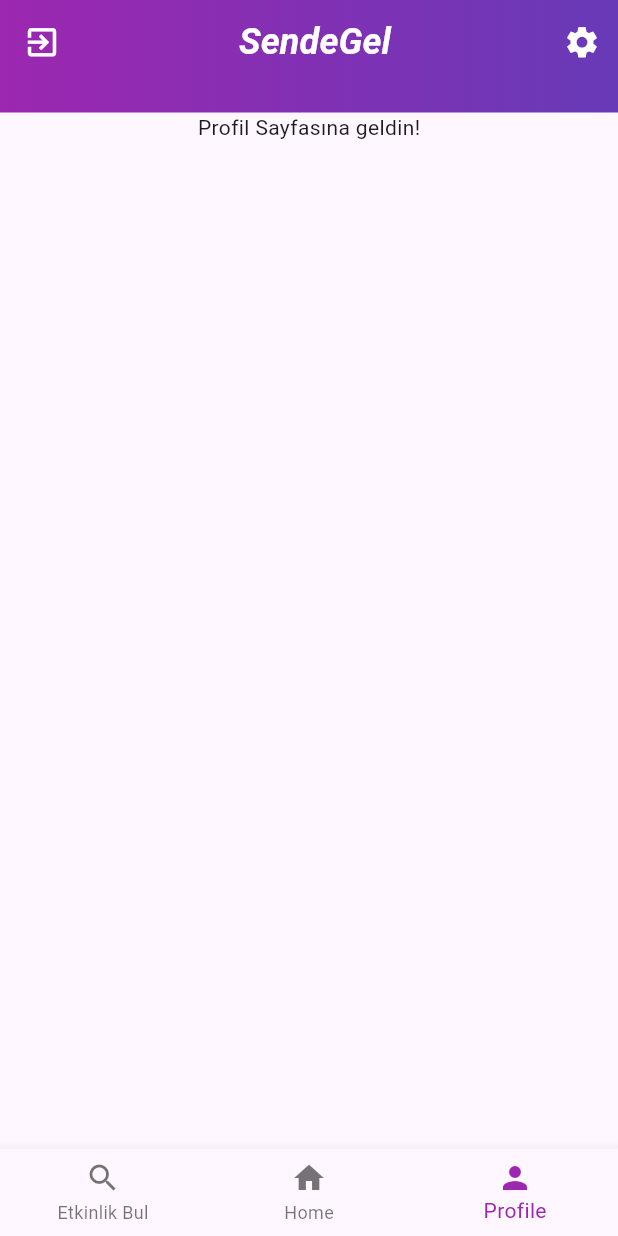
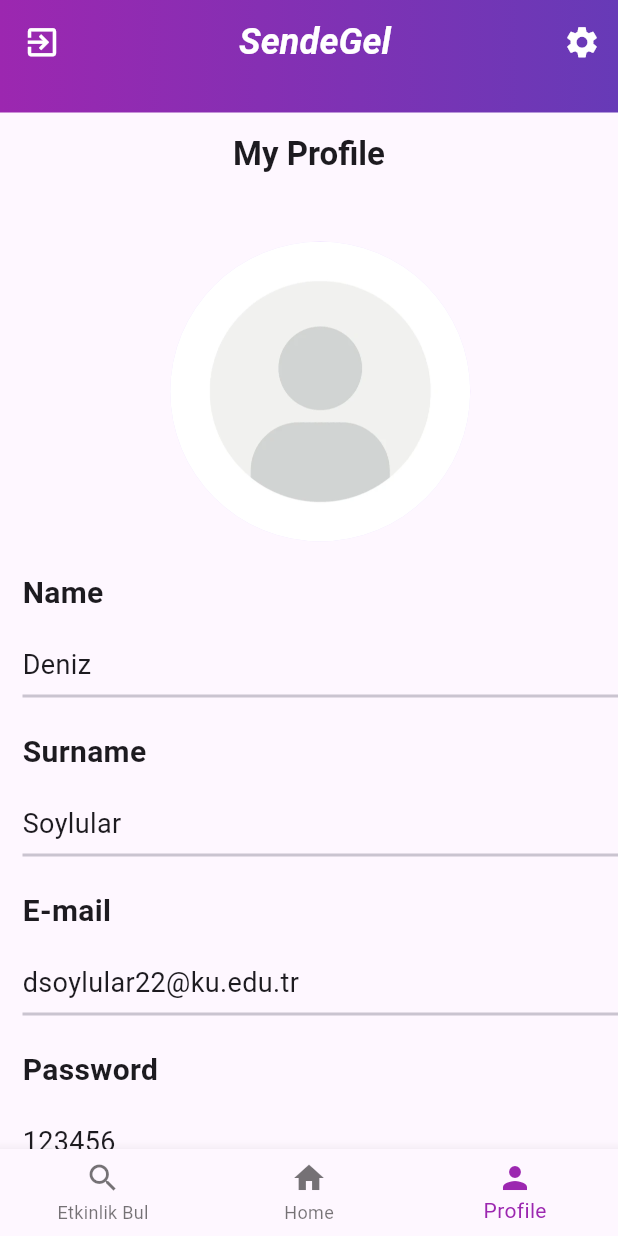
Before and after one commit to Dsoylular/SendeGel, a Flutter app: the HomePage screen opened directly with empty values, item 3 of the bottom bar chosen, on a phone screen of 412 x 824 dp. Run offline on Flutter 3.47's test engine with Material 3 defaults, Android fonts, the light colour scheme and no system bars.

Commit message:
ProfilePage.dart tamamlandı

```diff
--- a/lib/HubPage.dart
+++ b/lib/HubPage.dart
@@ -24,6 +24,7 @@
       const EventWidget(text: "text"),
       const HomeWidget(text: "text"),
       const ProfileWidget(text: "text"),
+      // ProfilePage(name: "name", surName: "surName", gender: "gender", email: "email", password: "password"),
     ];
 
     return Scaffold(
@@ -79,7 +80,7 @@
                 // TODO: SETTINGS EKRANINA GEÇİŞ BURAYA YAZILACAK
                 Navigator.push(
                   context,
-                  MaterialPageRoute(builder: (context) => SettingsWidget(text: "text")),
+                  MaterialPageRoute(builder: (context) => const SettingsWidget(text: "text")),
                 );
               },
             ),
--- a/lib/ProfilePage.dart
+++ b/lib/ProfilePage.dart
@@ -7,13 +7,107 @@
 
   @override
   Widget build(BuildContext context) {
-    return const Scaffold(
-        body: Column(
-          children: [
-            Center(child: Text("Profil Sayfasına geldin!")),
-            // TODO: PROFİL SAYFASI BURADA TASARLANACAK!
-          ],
-        )
+    String name = "Deniz";
+    String surName = "Soylular";
+    String email = "dsoylular22@ku.edu.tr";
+    String password = "123456";
+    String dateOfBirth = "01.07.2003";
+
+    return Scaffold(
+      appBar: _appBarDesign(context),
+      body: SingleChildScrollView(
+        child: Padding(
+          padding: const EdgeInsets.only(left: 15, top: 30),
+          child: Column(
+            mainAxisAlignment: MainAxisAlignment.start,
+            crossAxisAlignment: CrossAxisAlignment.start,
+            children: [
+              // profil image kısmı
+              const Center(
+                child: CircleAvatar(
+                  maxRadius: 100,
+                  backgroundImage: AssetImage('lib/images/img_1.png'),
+                ),
+              ),
+
+              const SizedBox(height: 20),
+              NameTextWidget(
+                name: "Name",
+                nameTwo: name,
+              ),
+              NameTextWidget(
+                name: "Surname",
+                nameTwo: surName,
+              ),
+              NameTextWidget(
+                name: "E-mail",
+                nameTwo: email,
+              ),
+              NameTextWidget(
+                name: "Password",
+                nameTwo: password,
+              ),
+              NameTextWidget(
+                  name: "Date of Birth",
+                  nameTwo: dateOfBirth
+              ),
+
+
+              const SizedBox(height: 20),
+
+              // Add more widgets as needed
+            ],
+          ),
+        ),
+      ),
+    );
+
+  }
+  AppBar _appBarDesign(BuildContext context) {
+    return AppBar(
+      automaticallyImplyLeading: false,
+      centerTitle: true,
+      title: const Text(
+        "My Profile",
+        style: TextStyle(fontWeight: FontWeight.bold),
+      ),
     );
   }
 }
+
+class NameTextWidget extends StatelessWidget {
+  const NameTextWidget({
+    super.key,
+    required this.name,
+    required this.nameTwo,
+  });
+
+  final String nameTwo;
+  final String name;
+
+  @override
+  Widget build(BuildContext context) {
+    return Column(
+      crossAxisAlignment: CrossAxisAlignment.start,
+      children: [
+        Text(
+          name,
+          style: const TextStyle(
+            fontWeight: FontWeight.bold,
+            fontSize: 20,
+            decorationStyle: TextDecorationStyle.solid,
+          ),
+        ),
+        const SizedBox(height: 20),
+        Text(
+          nameTwo,
+          style: const TextStyle(fontSize: 18),
+        ),
+        const Divider(
+          thickness: 2,
+        ),
+        const SizedBox(height: 15),
+      ],
+    );
+  }
+}
--- a/pubspec.yaml
+++ b/pubspec.yaml
@@ -59,6 +59,8 @@
   uses-material-design: true
 
   # To add assets to your application, add an assets section, like this:
+  assets:
+    - lib/images/img_1.png
   # assets:
   #   - images/a_dot_burr.jpeg
   #   - images/a_dot_ham.jpeg
```
Also changed, not shown: lib/images/img_1.png (added).
